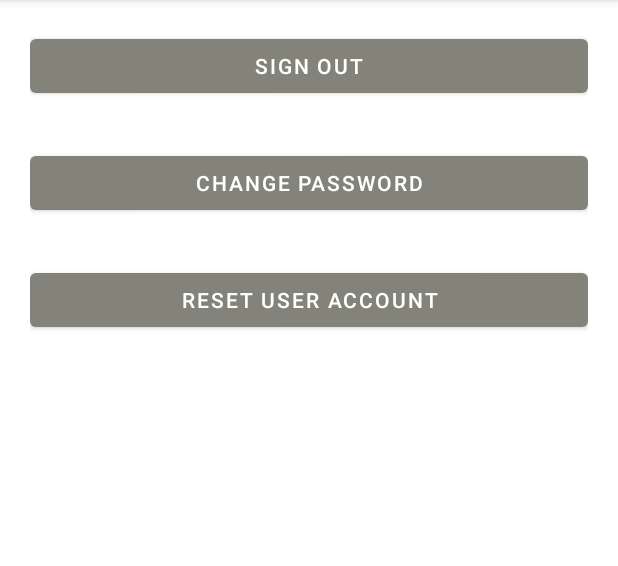
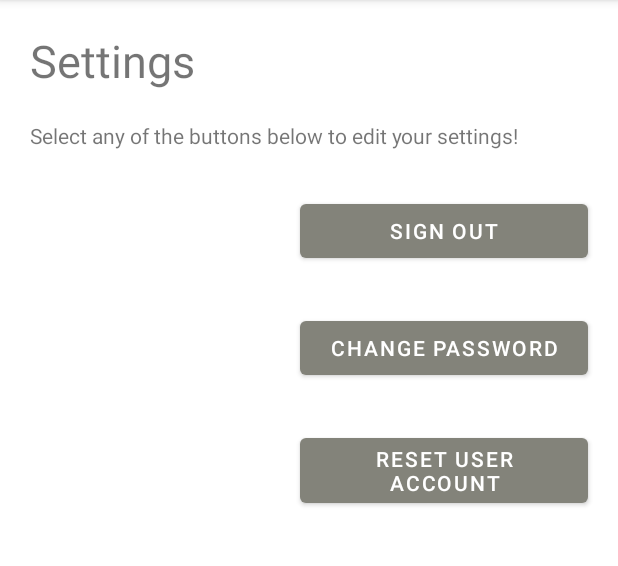
Before and after one commit to fmasood23/HabiApp, an Android app: the fragment SettingFragment shown on its own in the app's theme, on a phone screen of 412 x 824 dp, the part 84-650 px from its top. Run offline under Robolectric (Android 15) with nearby library versions, the phone set to English and light mode, and no system bars.

Commit message:
UI again

```diff
--- a/app/src/main/res/layout/fragment_notification.xml
+++ b/app/src/main/res/layout/fragment_notification.xml
@@ -9,6 +9,7 @@
     xmlns:app="http://schemas.android.com/apk/res-auto"
     android:layout_width="match_parent"
     android:layout_height="match_parent"
+    android:background="@color/peach"
     tools:context=".NotificationFragment">
 
     <TextView
--- a/app/src/main/res/layout/fragment_setting.xml
+++ b/app/src/main/res/layout/fragment_setting.xml
@@ -4,24 +4,49 @@
     xmlns:app="http://schemas.android.com/apk/res-auto"
     android:layout_width="match_parent"
     android:layout_height="match_parent"
-    android:padding="20dp"
     tools:context=".SettingFragment">
+
+    <TextView
+        android:id="@+id/title_setting"
+        android:text="Settings"
+        android:textAlignment="center"
+        android:layout_margin="20dp"
+        android:textSize="30sp"
+        android:layout_width="wrap_content"
+        android:layout_height="wrap_content"
+        app:layout_constraintStart_toStartOf="parent"
+        app:layout_constraintTop_toTopOf="parent" />
+
+    <TextView
+        android:id="@+id/instruction_setting"
+        android:text="Select any of the buttons below to edit your settings!"
+        android:textAlignment="center"
+        android:layout_margin="20dp"
+        android:layout_width="wrap_content"
+        android:layout_height="wrap_content"
+        app:layout_constraintStart_toStartOf="parent"
+        app:layout_constraintTop_toBottomOf="@id/title_setting" />
 
     <Button
         android:id="@+id/signout"
         android:layout_width="match_parent"
         android:layout_height="wrap_content"
         android:text="Sign Out"
+        android:layout_marginLeft="200dp"
+        android:layout_marginTop="30dp"
+        android:layout_marginRight="20dp"
         app:layout_constraintEnd_toEndOf="parent"
         app:layout_constraintStart_toStartOf="parent"
-        app:layout_constraintTop_toTopOf="parent"/>
+        app:layout_constraintTop_toBottomOf="@id/instruction_setting"/>
 
     <Button
         android:id="@+id/change_pass"
         android:layout_width="match_parent"
         android:layout_height="wrap_content"
         android:text="Change Password"
+        android:layout_marginLeft="200dp"
         android:layout_marginTop="30dp"
+        android:layout_marginRight="20dp"
         app:layout_constraintEnd_toEndOf="parent"
         app:layout_constraintStart_toStartOf="parent"
         app:layout_constraintTop_toBottomOf="@+id/signout" />
@@ -31,7 +56,9 @@
         android:layout_width="match_parent"
         android:layout_height="wrap_content"
         android:text="Reset User Account"
+        android:layout_marginLeft="200dp"
         android:layout_marginTop="30dp"
+        android:layout_marginRight="20dp"
         app:layout_constraintEnd_toEndOf="parent"
         app:layout_constraintStart_toStartOf="parent"
         app:layout_constraintTop_toBottomOf="@+id/change_pass" />
```
Also changed, not shown: app/src/main/res/layout/fragment_calendar.xml (+23 -1 lines), app/src/main/res/drawable/homepage.png (added).
